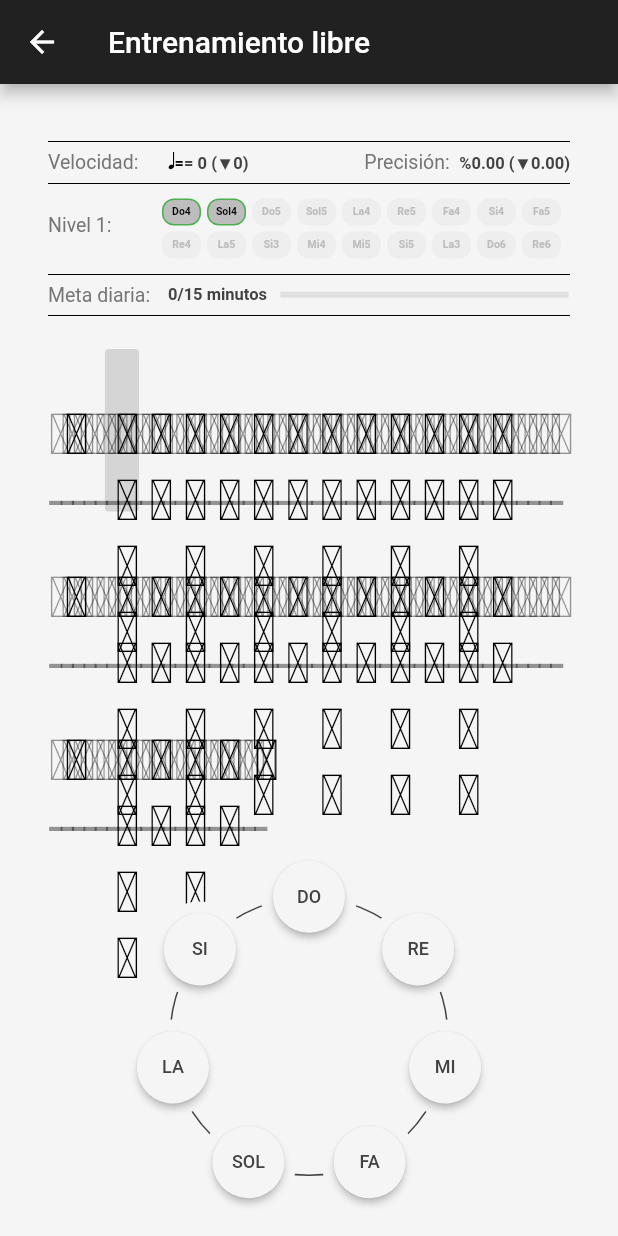
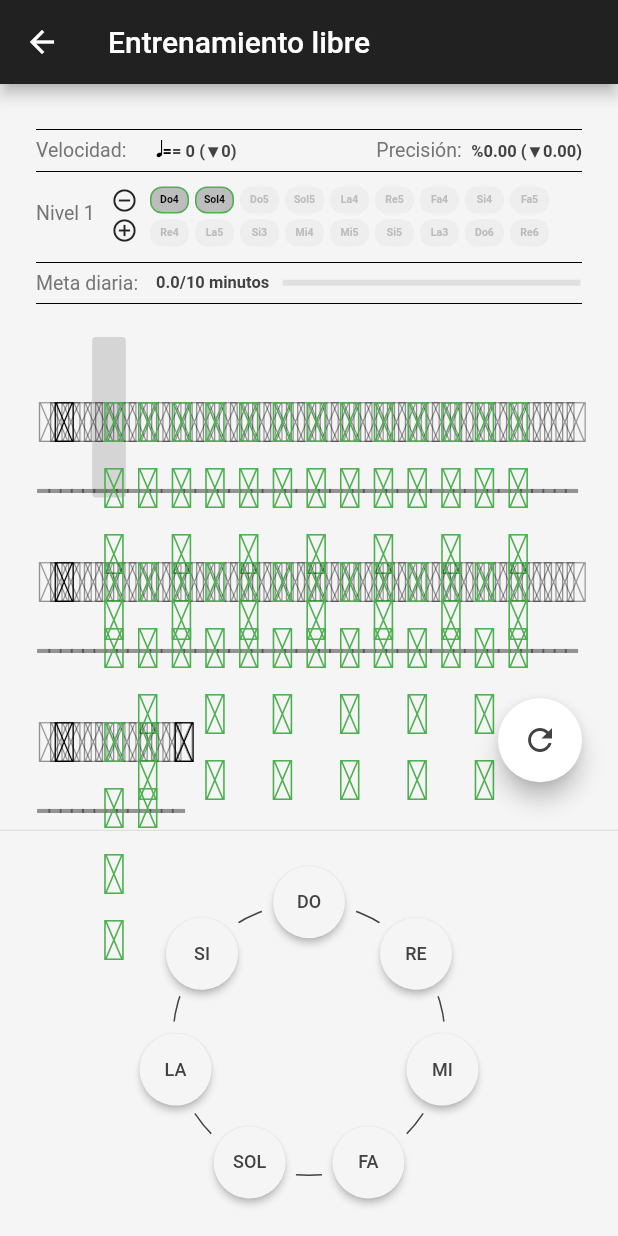
Before and after one commit to Helzio/Solfeo, a Flutter app: the LecturaLibrePage screen opened by its route, on a phone screen of 412 x 824 dp. Run offline on Flutter 3.47's test engine with Material 2 defaults, Android fonts, the light colour scheme and no system bars; our stand-ins replace auto_route, flutter_riverpod, freezed_annotation, material_design_icons_flutter, scrollable_positioned_list; missing offline and left inert: soundpool; Roboto replaces fonts that are missing (BravuraText).

Commit message:
First complete usable version

```diff
--- a/lib/features/pentagrama/domain/entities/pentagrama.dart
+++ b/lib/features/pentagrama/domain/entities/pentagrama.dart
@@ -210,6 +210,15 @@ const up5 = "\u{EB94}";
 const up6 = "\u{EB95}";
 const up7 = "\u{EB96}";
 const up8 = "\u{EB97}";
+const down1 = "\u{EB98}";
+const down2 = "\u{EB99}";
+const down3 = "\u{EB9A}";
+const down4 = "\u{EB9B}";
+const down5 = "\u{EB9C}";
+const down6 = "\u{EB9D}";
+const down7 = "\u{EB9E}";
+const down8 = "\u{EB9F}";
+const barra = "\u{E022}";
 
 List<Compas> generarCompasesLecturaLibre({required int nivel}) {
   final List<Compas> compases = [];
@@ -302,27 +311,49 @@ String getNotaPosicion({
   switch (tono) {
     case Tono.Do:
       if (octava == Ocatava.Cuarta) {
-        return "\u{EB9D}\u{E022}\u{EB9D}${getNoteString(valor: valor)}";
+        return "$down6$barra$down6${getNoteString(valor: valor)}";
       } else if (octava == Ocatava.Quinta) {
         return up1 + getNoteString(valor: valor);
+      } else if (octava == Ocatava.Sexta) {
+        return "$up6$barra$up8$barra$up8${getNoteString(
+          valor: valor,
+          down: true,
+        )}";
       } else {
         return getNoteString(valor: valor);
       }
     case Tono.Re:
       if (octava == Ocatava.Cuarta) {
-        return "\uEB9C${getNoteString(valor: valor)}";
+        return "$down5${getNoteString(valor: valor)}";
+      } else if (octava == Ocatava.Quinta) {
+        return "$up2${getNoteString(
+          valor: valor,
+          down: true,
+        )}";
+      } else if (octava == Ocatava.Sexta) {
+        return "$up4$barra$up6$barra$up7${getNoteString(
+          valor: valor,
+          down: true,
+        )}";
       } else {
         return getNoteString(valor: valor);
       }
     case Tono.Mi:
       if (octava == Ocatava.Cuarta) {
-        return "\uEB9B${getNoteString(valor: valor)}";
+        return "$down4${getNoteString(valor: valor)}";
+      } else if (octava == Ocatava.Quinta) {
+        return "$up3${getNoteString(valor: valor)}";
       } else {
         return getNoteString(valor: valor);
       }
     case Tono.Fa:
       if (octava == Ocatava.Cuarta) {
-        return "\uEB9A${getNoteString(valor: valor)}";
+        return "$down3${getNoteString(valor: valor)}";
+      } else if (octava == Ocatava.Quinta) {
+        return "$up4${getNoteString(
+          valor: valor,
+          down: true,
+        )}";
       } else {
         return getNoteString(valor: valor);
       }
@@ -341,12 +372,26 @@ String getNotaPosicion({
     case Tono.La:
       if (octava == Ocatava.Cuarta) {
         return "\uEB98${getNoteString(valor: valor)}";
+      } else if (octava == Ocatava.Quinta) {
+        return "$up6$barra$up6${getNoteString(
+          valor: valor,
+          down: true,
+        )}";
+      } else if (octava == Ocatava.Tercera) {
+        return "$down6$barra$down8$barra$down8${getNoteString(valor: valor)}";
       } else {
         return getNoteString(valor: valor);
       }
     case Tono.Si:
       if (octava == Ocatava.Cuarta) {
-        return "\uEB9D${getNoteString(valor: valor)}";
+        return getNoteString(valor: valor);
+      } else if (octava == Ocatava.Tercera) {
+        return "$down6$barra$down7${getNoteString(valor: valor)}";
+      } else if (octava == Ocatava.Quinta) {
+        return "$up6$barra$up7${getNoteString(
+          valor: valor,
+          down: true,
+        )}";
       } else {
         return getNoteString(valor: valor);
       }
--- a/lib/presentation/acore/widgets/pentagrama/pentagrama_widget.dart
+++ b/lib/presentation/acore/widgets/pentagrama/pentagrama_widget.dart
@@ -243,8 +243,14 @@ class PentagramaNota extends ConsumerWidget {
     BuildContext context,
     WidgetRef ref,
   ) {
-    final stateIndex = ref.read(lecturaLibreProvider).index;
-    final listErrorIndex = ref.read(lecturaLibreProvider).listErrorIndex;
+    final stateIndex =
+        ref.watch(lecturaLibreProvider.select((value) => value.index));
+    final listErrorIndex =
+        ref.watch(lecturaLibreProvider.select((value) => value.listErrorIndex));
+    final greenNotes =
+        ref.watch(lecturaLibreProvider.select((value) => value.greenNotes));
+    final greenNote = greenNotes.contains(nota);
+
     final unidad = textSize * pentagramaRatio * .8 / 4;
     return Container(
       decoration: BoxDecoration(
@@ -259,14 +265,26 @@ class PentagramaNota extends ConsumerWidget {
         child: SizedBox(
           height: textSize * pentagramaRatio,
           width: unidad * getNoteSize(valor: nota.valor),
+          child: Transform.translate(
+            offset: nota.tono == Tono.Re && nota.ocatava == Ocatava.Sexta
+                ? Offset(0, -unidad)
+                : Offset.zero,
             child: Text(
               getNotaPosicion(
-                tono: nota.tono, octava: nota.ocatava, valor: nota.valor),
+                tono: nota.tono,
+                octava: nota.ocatava,
+                valor: nota.valor,
+              ),
               style: TextStyle(
                 fontSize: textSize * pentagramaRatio,
                 overflow: TextOverflow.visible,
-              color: listErrorIndex.contains(index) ? Colors.red : Colors.black,
+                color: listErrorIndex.contains(index)
+                    ? Colors.red
+                    : greenNote
+                        ? Colors.green
+                        : Colors.black,
                 fontFamily: "BravuraText",
+              ),
             ),
           ),
         ),
--- a/lib/presentation/acore/widgets/score/chips/level_chip.dart
+++ b/lib/presentation/acore/widgets/score/chips/level_chip.dart
@@ -1,28 +1,48 @@
 import 'package:flutter/material.dart';
+import 'package:flutter_riverpod/flutter_riverpod.dart';
+import 'package:solfeo/features/lectura_libre/providers/lectura_libre_provider.dart';
+import 'package:solfeo/features/pentagrama/domain/entities/pentagrama.dart';
 
-class LevelChip extends StatelessWidget {
+class LevelChip extends ConsumerWidget {
   final String text;
   final bool enabled;
-  final bool isNew;
+  final Nota nota;
   const LevelChip({
     Key? key,
     required this.text,
     required this.enabled,
-    required this.isNew,
+    required this.nota,
   }) : super(key: key);
 
   @override
-  Widget build(BuildContext context) {
+  Widget build(BuildContext context, WidgetRef ref) {
+    final greenNotes =
+        ref.watch(lecturaLibreProvider.select((value) => value.greenNotes));
     return Padding(
       padding: const EdgeInsets.only(right: 4, top: 4),
       child: Container(
         decoration: BoxDecoration(
           color: enabled ? Colors.grey.shade400 : Colors.grey.shade200,
           borderRadius: BorderRadius.circular(8),
-          border: isNew
+          border: greenNotes.contains(nota)
               ? Border.all(color: Colors.green)
               : Border.all(color: Colors.transparent),
         ),
+        child: InkWell(
+          onTap: () {
+            if (greenNotes.contains(nota)) {
+              ref.read(lecturaLibreProvider.notifier).removeGreenNote(nota);
+            } else {
+              ref.read(lecturaLibreProvider.notifier).addGreenNote(nota);
+            }
+          },
+          onLongPress: () {
+            if (greenNotes.contains(nota)) {
+              ref.read(lecturaLibreProvider.notifier).clearGreenNotes();
+            } else {
+              ref.read(lecturaLibreProvider.notifier).addAllGreenNotes();
+            }
+          },
           child: Padding(
             padding: const EdgeInsets.all(4.0),
             child: SizedBox(
@@ -39,6 +59,7 @@ class LevelChip extends StatelessWidget {
             ),
           ),
         ),
+      ),
     );
   }
 }
--- a/lib/presentation/acore/widgets/score/score_widget.dart
+++ b/lib/presentation/acore/widgets/score/score_widget.dart
@@ -1,6 +1,7 @@
 import 'package:flutter/material.dart';
 import 'package:flutter_riverpod/flutter_riverpod.dart';
 import 'package:solfeo/features/lectura_libre/providers/lectura_libre_provider.dart';
+import 'package:solfeo/features/pentagrama/domain/entities/pentagrama.dart';
 import 'package:solfeo/presentation/acore/widgets/guias/guia.dart';
 import 'package:solfeo/presentation/acore/widgets/score/chips/level_chip.dart';
 
@@ -24,13 +25,16 @@ class ScoreWidget extends ConsumerWidget {
     final lastSpeed = ref
         .watch(lecturaLibreProvider.select((value) => value.lastSpeed.toInt()));
 
+    final totalTime =
+        ref.watch(lecturaLibreProvider.select((value) => value.totalTime));
+
     return Padding(
-      padding: const EdgeInsets.symmetric(horizontal: 32.0),
+      padding: const EdgeInsets.symmetric(horizontal: 24.0),
       child: Column(
         crossAxisAlignment: CrossAxisAlignment.start,
         children: [
           const SizedBox(
-            height: 32,
+            height: 24,
           ),
           const Padding(
             padding: EdgeInsets.symmetric(vertical: 6.0),
@@ -167,10 +171,10 @@ class ScoreWidget extends ConsumerWidget {
           Row(
             children: [
               SizedBox(
-                width: 76,
+                width: 50,
                 child: RichText(
                   text: TextSpan(
-                    text: "Nivel $nivel:  ",
+                    text: "Nivel ${nivel < 10 ? nivel : 'X'}",
                     style: TextStyle(
                       fontSize: 13,
                       color: Colors.grey.shade600,
@@ -178,98 +182,131 @@ class ScoreWidget extends ConsumerWidget {
                   ),
                 ),
               ),
+              Column(
+                children: [
+                  const SizedBox(
+                    height: 2,
+                  ),
+                  InkResponse(
+                    radius: 16,
+                    onTap: () {
+                      ref.read(lecturaLibreProvider.notifier).removeLevel();
+                    },
+                    child: const Icon(
+                      Icons.remove_circle_outline,
+                      size: 18,
+                    ),
+                  ),
+                  const SizedBox(
+                    height: 2,
+                  ),
+                  InkResponse(
+                    radius: 16,
+                    onTap: () {
+                      ref.read(lecturaLibreProvider.notifier).addLevel();
+                    },
+                    child: const Icon(
+                      Icons.add_circle_outline,
+                      size: 18,
+                    ),
+                  ),
+                ],
+              ),
+              const SizedBox(
+                width: 8,
+              ),
               Expanded(
                 child: Wrap(
                   children: [
                     LevelChip(
                       text: "Do4",
                       enabled: nivel >= 1,
-                      isNew: nivel == 1,
+                      nota: Nota.nivel(Tono.Do, Ocatava.Cuarta),
                     ),
                     LevelChip(
                       text: "Sol4",
                       enabled: nivel >= 1,
-                      isNew: nivel == 1,
+                      nota: Nota.nivel(Tono.Sol, Ocatava.Cuarta),
                     ),
                     LevelChip(
                       text: "Do5",
                       enabled: nivel >= 2,
-                      isNew: nivel == 2,
+                      nota: Nota.nivel(Tono.Do, Ocatava.Quinta),
                     ),
                     LevelChip(
                       text: "Sol5",
                       enabled: nivel >= 2,
-                      isNew: nivel == 2,
+                      nota: Nota.nivel(Tono.Sol, Ocatava.Quinta),
                     ),
                     LevelChip(
                       text: "La4",
                       enabled: nivel >= 3,
-                      isNew: nivel == 3,
+                      nota: Nota.nivel(Tono.La, Ocatava.Cuarta),
                     ),
                     LevelChip(
                       text: "Re5",
                       enabled: nivel >= 3,
-                      isNew: nivel == 3,
+                      nota: Nota.nivel(Tono.Re, Ocatava.Quinta),
                     ),
                     LevelChip(
                       text: "Fa4",
                       enabled: nivel >= 4,
-                      isNew: nivel == 4,
+                      nota: Nota.nivel(Tono.Fa, Ocatava.Cuarta),
                     ),
                     LevelChip(
                       text: "Si4",
                       enabled: nivel >= 4,
-                      isNew: nivel == 4,
+                      nota: Nota.nivel(Tono.Si, Ocatava.Cuarta),
                     ),
                     LevelChip(
                       text: "Fa5",
                       enabled: nivel >= 5,
-                      isNew: nivel == 5,
+                      nota: Nota.nivel(Tono.Fa, Ocatava.Quinta),
                     ),
                     LevelChip(
                       text: "Re4",
                       enabled: nivel >= 5,
-                      isNew: nivel == 5,
+                      nota: Nota.nivel(Tono.Re, Ocatava.Cuarta),
                     ),
                     LevelChip(
                       text: "La5",
                       enabled: nivel >= 6,
-                      isNew: nivel == 6,
+                      nota: Nota.nivel(Tono.La, Ocatava.Quinta),
                     ),
                     LevelChip(
                       text: "Si3",
                       enabled: nivel >= 6,
-                      isNew: nivel == 6,
+                      nota: Nota.nivel(Tono.Si, Ocatava.Tercera),
                     ),
                     LevelChip(
                       text: "Mi4",
                       enabled: nivel >= 7,
-                      isNew: nivel == 7,
+                      nota: Nota.nivel(Tono.Mi, Ocatava.Cuarta),
                     ),
                     LevelChip(
                       text: "Mi5",
                       enabled: nivel >= 7,
-                      isNew: nivel == 7,
+                      nota: Nota.nivel(Tono.Mi, Ocatava.Quinta),
                     ),
                     LevelChip(
                       text: "Si5",
                       enabled: nivel >= 8,
-                      isNew: nivel == 8,
+                      nota: Nota.nivel(Tono.Si, Ocatava.Quinta),
                     ),
                     LevelChip(
                       text: "La3",
                       enabled: nivel >= 8,
-                      isNew: nivel == 8,
+                      nota: Nota.nivel(Tono.La, Ocatava.Tercera),
                     ),
                     LevelChip(
                       text: "Do6",
                       enabled: nivel >= 9,
-                      isNew: nivel == 9,
+                      nota: Nota.nivel(Tono.Do, Ocatava.Sexta),
                     ),
                     LevelChip(
                       text: "Re6",
                       enabled: nivel >= 9,
-                      isNew: nivel == 9,
+                      nota: Nota.nivel(Tono.Re, Ocatava.Sexta),
                     ),
                   ],
                 ),
@@ -299,7 +336,8 @@ class ScoreWidget extends ConsumerWidget {
               ),
               RichText(
                 text: TextSpan(
-                  text: "0/15 minutos",
+                  text:
+                      "${(totalTime / 1000 / 60).toStringAsFixed(1)}/10 minutos",
                   style: TextStyle(
                     fontSize: 11,
                     fontWeight: FontWeight.bold,
@@ -315,7 +353,7 @@ class ScoreWidget extends ConsumerWidget {
                   padding: const EdgeInsets.all(1),
                   child: LinearProgressIndicator(
                     backgroundColor: Colors.grey.shade300,
-                    value: 0,
+                    value: totalTime / 900000,
                   ),
                 ),
               ),
--- a/lib/presentation/pages/lectura/libre/lectura_libre_page.dart
+++ b/lib/presentation/pages/lectura/libre/lectura_libre_page.dart
@@ -43,25 +43,39 @@ class _LecturaLibrePageState extends ConsumerState<LecturaLibrePage> {
             ref.read(lecturaLibreProvider.notifier).removeLevel();
           }
           if (key.keyLabel == "D") {
-            ref.read(lecturaLibreProvider.notifier).setEnterNote(Nota.initial(Tono.Do));
+            ref
+                .read(lecturaLibreProvider.notifier)
+                .setEnterNote(Nota.initial(Tono.Do));
           }
           if (key.keyLabel == "R") {
-            ref.read(lecturaLibreProvider.notifier).setEnterNote(Nota.initial(Tono.Re));
+            ref
+                .read(lecturaLibreProvider.notifier)
+                .setEnterNote(Nota.initial(Tono.Re));
           }
           if (key.keyLabel == "M") {
-            ref.read(lecturaLibreProvider.notifier).setEnterNote(Nota.initial(Tono.Mi));
+            ref
+                .read(lecturaLibreProvider.notifier)
+                .setEnterNote(Nota.initial(Tono.Mi));
           }
           if (key.keyLabel == "F") {
-            ref.read(lecturaLibreProvider.notifier).setEnterNote(Nota.initial(Tono.Fa));
+            ref
+                .read(lecturaLibreProvider.notifier)
+                .setEnterNote(Nota.initial(Tono.Fa));
           }
           if (key.keyLabel == "S") {
-            ref.read(lecturaLibreProvider.notifier).setEnterNote(Nota.initial(Tono.Sol));
+            ref
+                .read(lecturaLibreProvider.notifier)
+                .setEnterNote(Nota.initial(Tono.Sol));
           }
           if (key.keyLabel == "L") {
-            ref.read(lecturaLibreProvider.notifier).setEnterNote(Nota.initial(Tono.La));
+            ref
+                .read(lecturaLibreProvider.notifier)
+                .setEnterNote(Nota.initial(Tono.La));
           }
           if (key.keyLabel == "I") {
-            ref.read(lecturaLibreProvider.notifier).setEnterNote(Nota.initial(Tono.Si));
+            ref
+                .read(lecturaLibreProvider.notifier)
+                .setEnterNote(Nota.initial(Tono.Si));
           }
         }
       },
@@ -81,6 +95,7 @@ class _LecturaLibrePageState extends ConsumerState<LecturaLibrePage> {
               flex: 55,
               child: PentagramaLecturaLibre(),
             ),
+            const Divider(),
             Expanded(
               flex: 45,
               child: Padding(
--- a/lib/presentation/pages/lectura/libre/widgets/pentagrama_lectura_libre.dart
+++ b/lib/presentation/pages/lectura/libre/widgets/pentagrama_lectura_libre.dart
@@ -10,8 +10,26 @@ class PentagramaLecturaLibre extends ConsumerWidget {
   Widget build(BuildContext context, WidgetRef ref) {
     final pentagrama =
         ref.watch(lecturaLibreProvider.select((value) => value.pentagrama));
-    return Padding(
-      padding: const EdgeInsets.symmetric(horizontal: 32.0),
+    return Scaffold(
+      backgroundColor: Colors.transparent,
+      floatingActionButton: Padding(
+        padding: const EdgeInsets.only(
+          right: 8.0,
+          bottom: 8,
+        ),
+        child: FloatingActionButton(
+          backgroundColor: Colors.white,
+          onPressed: () {
+            ref.read(lecturaLibreProvider.notifier).generateNotes();
+          },
+          child: Icon(
+            Icons.refresh,
+            color: Colors.grey.shade800,
+          ),
+        ),
+      ),
+      body: Padding(
+        padding: const EdgeInsets.symmetric(horizontal: 24.0),
         child: LayoutBuilder(
           builder: (context, constraints) {
             return PentagramaWidget(
@@ -23,6 +41,7 @@ class PentagramaLecturaLibre extends ConsumerWidget {
             );
           },
         ),
+      ),
     );
   }
 }
```
Also changed, not shown: lib/features/lectura_libre/application/lectura_libre_notifier.dart (+62 -5 lines), lib/presentation/acore/widgets/botonera/botonera.dart (+50 -1 lines), lib/features/lectura_libre/application/lectura_libre_notifier.freezed.dart. Lines whose indentation alone changed are shown as unchanged.
